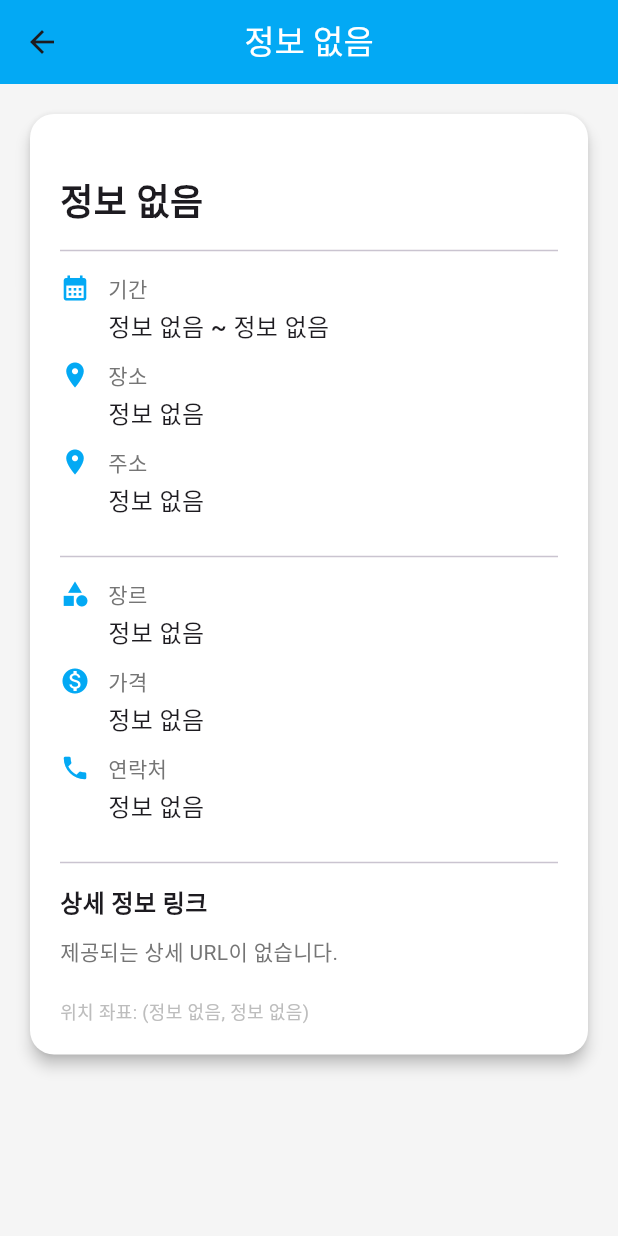
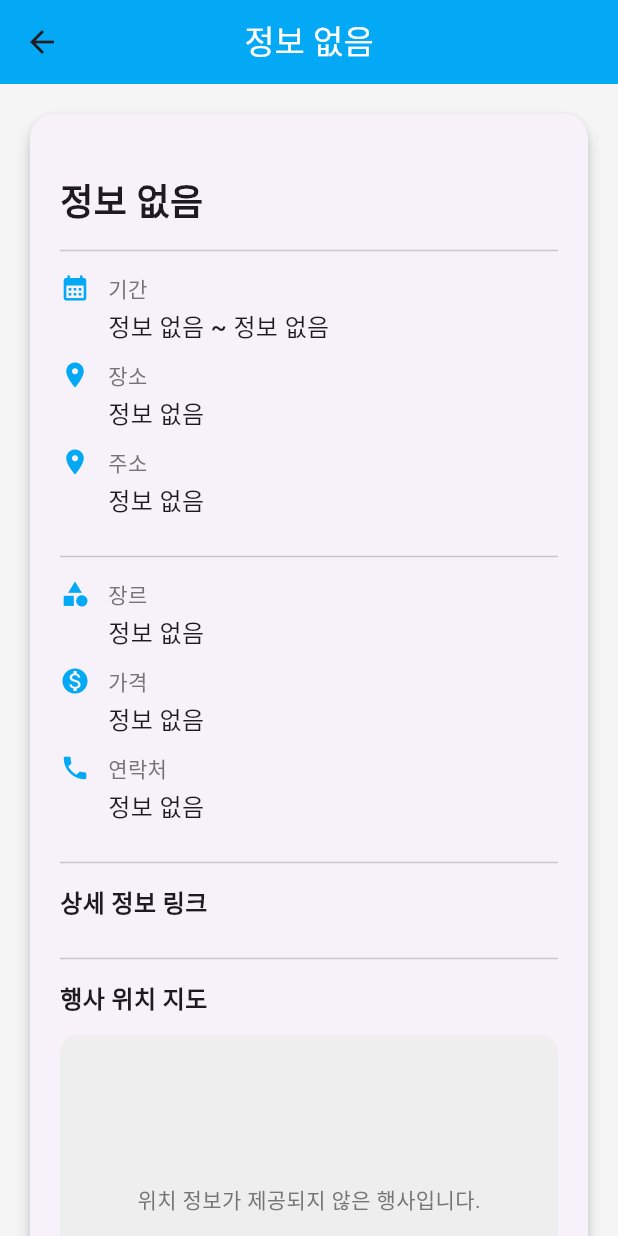
Before and after one commit to sss2013/osp-dartroll-project, a Flutter app: the EventDetailPage screen opened directly with empty values, on a phone screen of 412 x 824 dp. Run offline on Flutter 3.47's test engine with Material 3 defaults, Android fonts, the phone set to English and light mode, and no system bars; our stand-ins replace flutter_map, latlong2; missing offline and left inert: cultureyo.

```diff
--- a/lib/src/lib/src/features/home.dart
+++ b/lib/src/lib/src/features/home.dart
@@ -5,6 +5,10 @@ import 'package:http/http.dart' as http;
 import 'package:url_launcher/url_launcher.dart';
 import 'package:cultureyo/src/features/community/presentation/pages/board_page.dart';
 import 'package:cultureyo/src/features/community/presentation/pages/chat_page.dart';
+import 'package:flutter_map/flutter_map.dart';
+import 'package:latlong2/latlong.dart';
+
+
 
 /// ----------------
 /// MainScreen (탭 관리)
@@ -687,7 +691,6 @@ class EventDetailPage extends StatelessWidget {
 
   EventDetailPage({super.key, required this.detail});
 
-  // URL을 여는 함수
   Future<void> _launchUrl(String url) async {
     final uri = Uri.parse(url);
     if (!await launchUrl(uri, mode: LaunchMode.externalApplication)) {
@@ -699,24 +702,30 @@ class EventDetailPage extends StatelessWidget {
     return value.isEmpty ? '정보 없음' : value;
   }
 
-  // 상세 정보 표시를 위한 재사용 위젯
-  Widget _detailRow({required IconData icon, required String label, required String value}) {
+  Widget _detailRow({
+    required IconData icon,
+    required String label,
+    required String value,
+  }) {
     return Padding(
       padding: const EdgeInsets.only(bottom: 10.0),
       child: Row(
         crossAxisAlignment: CrossAxisAlignment.start,
         children: [
           Icon(icon, color: Colors.lightBlue, size: 20),
-          SizedBox(width: 12),
+          const SizedBox(width: 12),
           Column(
             crossAxisAlignment: CrossAxisAlignment.start,
             children: [
-              Text(label, style: TextStyle(fontSize: 14, color: Colors.grey[600])),
-              SizedBox(height: 4),
-              Container(
+              Text(label,
+                  style: TextStyle(fontSize: 14, color: Colors.grey[600])),
+              const SizedBox(height: 4),
+              SizedBox(
                 width: 250,
-                child: Text(value,
-                  style: TextStyle(fontSize: 16, fontWeight: FontWeight.w500),
+                child: Text(
+                  value,
+                  style: const TextStyle(
+                      fontSize: 16, fontWeight: FontWeight.w500),
                   overflow: TextOverflow.ellipsis,
                   maxLines: 2,
                 ),
@@ -728,27 +737,21 @@ class EventDetailPage extends StatelessWidget {
     );
   }
 
-  // 하이퍼링크 기능을 위한 위젯
   Widget _linkRow({required String label, required String url}) {
-    if (url.isEmpty) {
-      return SizedBox.shrink(); // URL이 없으면 아무것도 표시하지 않음
-    }
+    if (url.isEmpty) return const SizedBox.shrink();
     return Padding(
       padding: const EdgeInsets.only(bottom: 8.0),
       child: GestureDetector(
         onTap: () async {
           try {
             await _launchUrl(url);
-          } catch (e) {
-            print('URL 실행 오류: $e');
-          }
+          } catch (e) {}
         },
         child: Text(
           '• $label',
-          style: TextStyle(
+          style: const TextStyle(
             color: Colors.lightBlue,
             decoration: TextDecoration.underline,
-            decorationColor: Colors.lightBlue,
             fontSize: 15,
           ),
         ),
@@ -758,10 +761,15 @@ class EventDetailPage extends StatelessWidget {
 
   @override
   Widget build(BuildContext context) {
+    final double lat = double.tryParse(detail.gpsY) ?? 0.0;
+    final double lng = double.tryParse(detail.gpsX) ?? 0.0;
+    final bool hasValidLocation = lat != 0.0 && lng != 0.0;
+
     return Scaffold(
       backgroundColor: Colors.grey[100],
       appBar: AppBar(
-        title: Text(_checkValue(detail.title), style: TextStyle(color: Colors.white)),
+        title:
+        Text(_checkValue(detail.title), style: const TextStyle(color: Colors.white)),
         backgroundColor: Colors.lightBlue,
         centerTitle: true,
       ),
@@ -769,68 +777,44 @@ class EventDetailPage extends StatelessWidget {
         child: Padding(
           padding: const EdgeInsets.all(16),
           child: Card(
-            color: Colors.white,
-            shape: RoundedRectangleBorder(borderRadius: BorderRadius.circular(16)),
+            shape:
+            RoundedRectangleBorder(borderRadius: BorderRadius.circular(16)),
             elevation: 4,
             child: Padding(
               padding: const EdgeInsets.all(20),
               child: Column(
                 crossAxisAlignment: CrossAxisAlignment.start,
                 children: [
-                  // 1. 대표 이미지
+
+                  /// ✅ 이미지
                   if (detail.imgUrl.isNotEmpty)
-                    Center(
-                      child: ClipRRect(
+                    ClipRRect(
                       borderRadius: BorderRadius.circular(12),
                       child: Image.network(
                         detail.imgUrl,
-                          fit: BoxFit.cover,
                         height: 250,
                         width: double.infinity,
-                          loadingBuilder: (context, child, progress) {
-                            if (progress == null) return child;
-                            return Container(
-                              height: 250,
-                              color: Colors.grey[200],
-                              child: Center(child: CircularProgressIndicator(
-                                value: progress.expectedTotalBytes != null
-                                    ? progress.cumulativeBytesLoaded / progress.expectedTotalBytes!
-                                    : null,
-                                color: Colors.lightBlue,
-                              )),
-                            );
-                          },
-                          errorBuilder: (_, __, ___) => Container(
-                              height: 250,
-                              color: Colors.grey[300],
-                              child: const Center(
-                                  child: Column(
-                                    mainAxisAlignment: MainAxisAlignment.center,
-                                    children: [
-                                      Icon(Icons.broken_image, size: 40, color: Colors.grey),
-                                      SizedBox(height: 8),
-                                      Text("이미지 로드 실패", style: TextStyle(color: Colors.grey))
-                                    ],
-                                  )
-                              )
+                        fit: BoxFit.cover,
                       ),
                     ),
-                      ),
-                    ),
-                  SizedBox(height: 20),
 
-                  // 2. 제목
+                  const SizedBox(height: 20),
+
+                  /// ✅ 제목
                   Text(
                     _checkValue(detail.title),
-                    style: TextStyle(fontSize: 24, fontWeight: FontWeight.bold),
+                    style: const TextStyle(
+                        fontSize: 24, fontWeight: FontWeight.bold),
                   ),
-                  Divider(height: 30),
 
-                  // 3. 주요 정보 (일정, 장소, 주소)
+                  const Divider(height: 30),
+
+                  /// ✅ 기본 정보
                   _detailRow(
                     icon: Icons.calendar_month,
                     label: "기간",
-                    value: "${_checkValue(detail.startDate)} ~ ${_checkValue(detail.endDate)}",
+                    value:
+                    "${_checkValue(detail.startDate)} ~ ${_checkValue(detail.endDate)}",
                   ),
                   _detailRow(
                     icon: Icons.place,
@@ -843,9 +827,9 @@ class EventDetailPage extends StatelessWidget {
                     value: _checkValue(detail.placeAddr),
                   ),
 
-                  Divider(height: 30),
+                  const Divider(height: 30),
 
-                  // 4. 추가 정보 (장르, 가격, 연락처)
+                  /// ✅ 추가 정보
                   _detailRow(
                     icon: Icons.category,
                     label: "장르",
@@ -862,31 +846,86 @@ class EventDetailPage extends StatelessWidget {
                     value: _checkValue(detail.phone),
                   ),
 
-                  Divider(height: 30),
+                  const Divider(height: 30),
 
-                  // 5. URL 정보 (링크)
-                  Text("상세 정보 링크", style: TextStyle(fontSize: 16, fontWeight: FontWeight.bold)),
-                  SizedBox(height: 10),
-
-                  // 하이퍼링크 적용
+                  /// ✅ URL
+                  const Text(
+                    "상세 정보 링크",
+                    style:
+                    TextStyle(fontSize: 16, fontWeight: FontWeight.bold),
+                  ),
+                  const SizedBox(height: 10),
                   _linkRow(label: '주최측 URL 바로가기', url: detail.url),
                   _linkRow(label: '장소 URL 바로가기', url: detail.placeUrl),
 
+                  const Divider(height: 30),
 
-                  if (detail.url.isEmpty && detail.placeUrl.isEmpty)
-                    Text("제공되는 상세 URL이 없습니다.", style: TextStyle(color: Colors.grey[600])),
+                  /// ✅ ✅ ✅ 지도
+                  const Text(
+                    "행사 위치 지도",
+                    style:
+                    TextStyle(fontSize: 16, fontWeight: FontWeight.bold),
+                  ),
+                  const SizedBox(height: 12),
 
-
-                  SizedBox(height: 10),
-                  // 6. 좌표 정보
-                  Padding(
-                    padding: const EdgeInsets.only(top: 10.0),
+                  if (hasValidLocation)
+                    ClipRRect(
+                      borderRadius: BorderRadius.circular(12),
+                      child: SizedBox(
+                        height: 220,
+                        child: FlutterMap(
+                          options: MapOptions(
+                            initialCenter: LatLng(lat, lng),
+                            initialZoom: 15,
+                          ),
+                          children: [
+                            TileLayer(
+                              urlTemplate:
+                              "https://tile.openstreetmap.org/{z}/{x}/{y}.png",
+                              userAgentPackageName: 'com.cultureyo.app',
+                            ),
+                            MarkerLayer(
+                              markers: [
+                                Marker(
+                                  point: LatLng(lat, lng),
+                                  width: 40,
+                                  height: 40,
+                                  child: const Icon(
+                                    Icons.location_pin,
+                                    color: Colors.red,
+                                    size: 40,
+                                  ),
+                                ),
+                              ],
+                            ),
+                          ],
+                        ),
+                      ),
+                    )
+                  else
+                    Container(
+                      height: 220,
+                      decoration: BoxDecoration(
+                        color: Colors.grey[200],
+                        borderRadius: BorderRadius.circular(12),
+                      ),
+                      child: Center(
                         child: Text(
-                      "위치 좌표: (${_checkValue(detail.gpsX)}, ${_checkValue(detail.gpsY)})",
-                      style: TextStyle(color: Colors.grey[400], fontSize: 12),
+                          "위치 정보가 제공되지 않은 행사입니다.",
+                          style:
+                          TextStyle(color: Colors.grey[600]),
+                        ),
                       ),
                     ),
 
+                  const SizedBox(height: 10),
+
+                  /// ✅ 좌표 텍스트
+                  Text(
+                    "위치 좌표: (${detail.gpsX}, ${detail.gpsY})",
+                    style:
+                    TextStyle(color: Colors.grey[500], fontSize: 12),
+                  ),
                 ],
               ),
             ),
@@ -896,6 +935,8 @@ class EventDetailPage extends StatelessWidget {
     );
   }
 }
+
+
 
 class AccountPage extends StatelessWidget {
   @override
```
Lines whose indentation alone changed are shown as unchanged.
